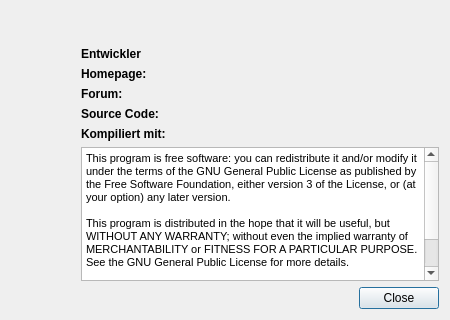
The window that kleiner-brauhelfer/dialogs/dlgabout.ui (kleiner-brauhelfer/kleiner-brauhelfer-2) describes before a commit, drawn with Qt 5.
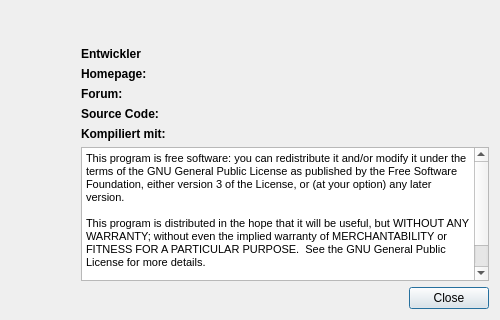
The same window after the commit. Icons and pictures are not drawn.

What changed in the file:
```diff
--- a/kleiner-brauhelfer/dialogs/dlgabout.ui
+++ b/kleiner-brauhelfer/dialogs/dlgabout.ui
@@ -6,19 +6,19 @@
    <rect>
     <x>0</x>
     <y>0</y>
-    <width>450</width>
+    <width>500</width>
     <height>320</height>
    </rect>
   </property>
   <property name="minimumSize">
    <size>
-    <width>450</width>
+    <width>500</width>
     <height>320</height>
    </size>
   </property>
   <property name="maximumSize">
    <size>
-    <width>450</width>
+    <width>500</width>
     <height>320</height>
    </size>
   </property>
```
